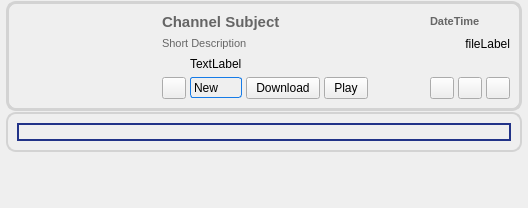
RetroShare/RetroShare, file retroshare-gui/src/gui/feeds/ChanMsgItem.ui: the form before one commit.
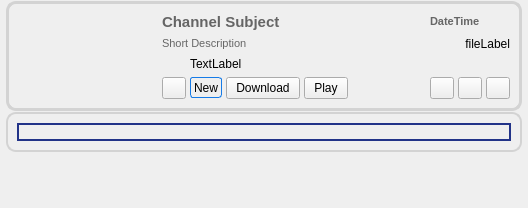
The form after the commit. Icons and pictures are not drawn.

Commit message: fixed layout problem

```diff
--- a/retroshare-gui/src/gui/feeds/ChanMsgItem.ui
+++ b/retroshare-gui/src/gui/feeds/ChanMsgItem.ui
@@ -404,7 +404,7 @@
           </property>
          </widget>
         </item>
-        <item row="3" column="1">
+        <item row="3" column="1" colspan="6">
          <widget class="QLabel" name="warning_label">
           <property name="text">
            <string>TextLabel</string>
```
Left out of the diff: 1 changed line with no effect on the pictures. The commit also changes 1 other file.
